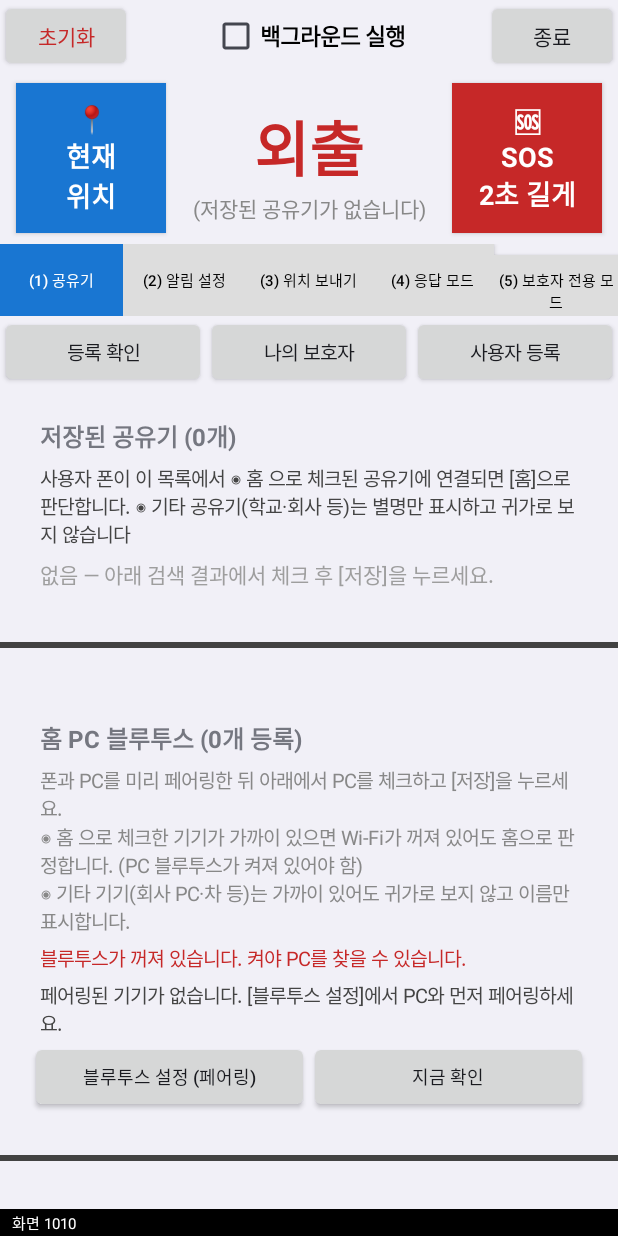
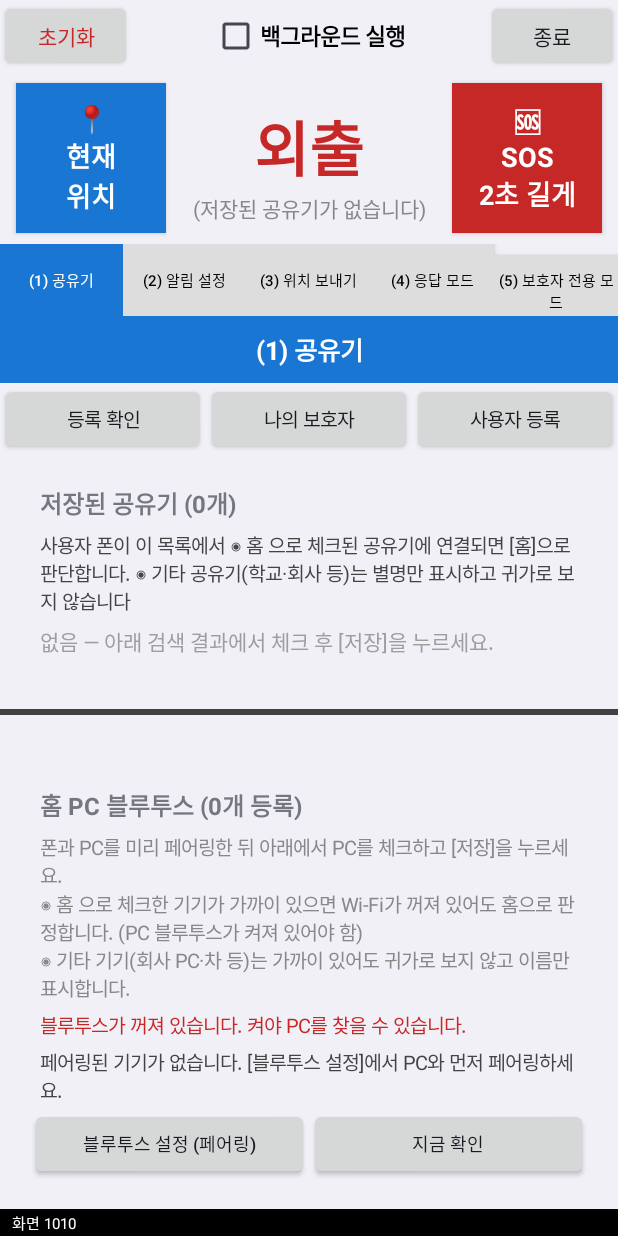
Before and after one commit to GarpsuKim/gsTop, an Android app: the screen it shows after launch (MainActivity), on a phone screen of 412 x 824 dp. Run offline under Robolectric (Android 15) with nearby library versions, the phone set to English and light mode, and no system bars.

Commit message:
WifiScanAndroid: 1.5.3 - 탭 화면 첫 줄에 파란 탭 제목 바

```diff
--- a/WifiScanAndroid/app/build.gradle
+++ b/WifiScanAndroid/app/build.gradle
@@ -10,8 +10,8 @@ android {
         applicationId 'com.garpsu.wifiscan'
         minSdk 23
         targetSdk 34
-        versionCode 8
-        versionName '1.5.2'
+        versionCode 9
+        versionName '1.5.3'
     }
 
     compileOptions {
--- a/WifiScanAndroid/app/src/main/java/com/garpsu/wifiscan/MainActivity.java
+++ b/WifiScanAndroid/app/src/main/java/com/garpsu/wifiscan/MainActivity.java
@@ -358,6 +358,17 @@ public class MainActivity extends Activity {
 
             panels[i] = new LinearLayout(this);
             panels[i].setOrientation(LinearLayout.VERTICAL);
+            // 내용 영역 첫 줄: 탭 제목을 좌우로 긴 파란 바(흰 글씨)로 한 번 더 (선택된 탭 색과 같음)
+            TextView titleBar = new TextView(this);
+            titleBar.setText(names[i]);
+            titleBar.setTextSize(17);
+            titleBar.setTypeface(null, Typeface.BOLD);
+            titleBar.setTextColor(Color.WHITE);
+            titleBar.setBackgroundColor(0xFF1976D2);
+            titleBar.setGravity(Gravity.CENTER);
+            titleBar.setPadding(dpx(12), dpx(10), dpx(12), dpx(10));
+            panels[i].addView(titleBar, new LinearLayout.LayoutParams(
+                    ViewGroup.LayoutParams.MATCH_PARENT, ViewGroup.LayoutParams.WRAP_CONTENT));
             if (actions.getChildCount() > 0) { // (3)·(4) 탭은 위쪽 버튼 줄 없음
                 panels[i].addView(actions, new LinearLayout.LayoutParams(
                         ViewGroup.LayoutParams.MATCH_PARENT, ViewGroup.LayoutParams.WRAP_CONTENT));
```
Also changed, not shown: 1 other file.
